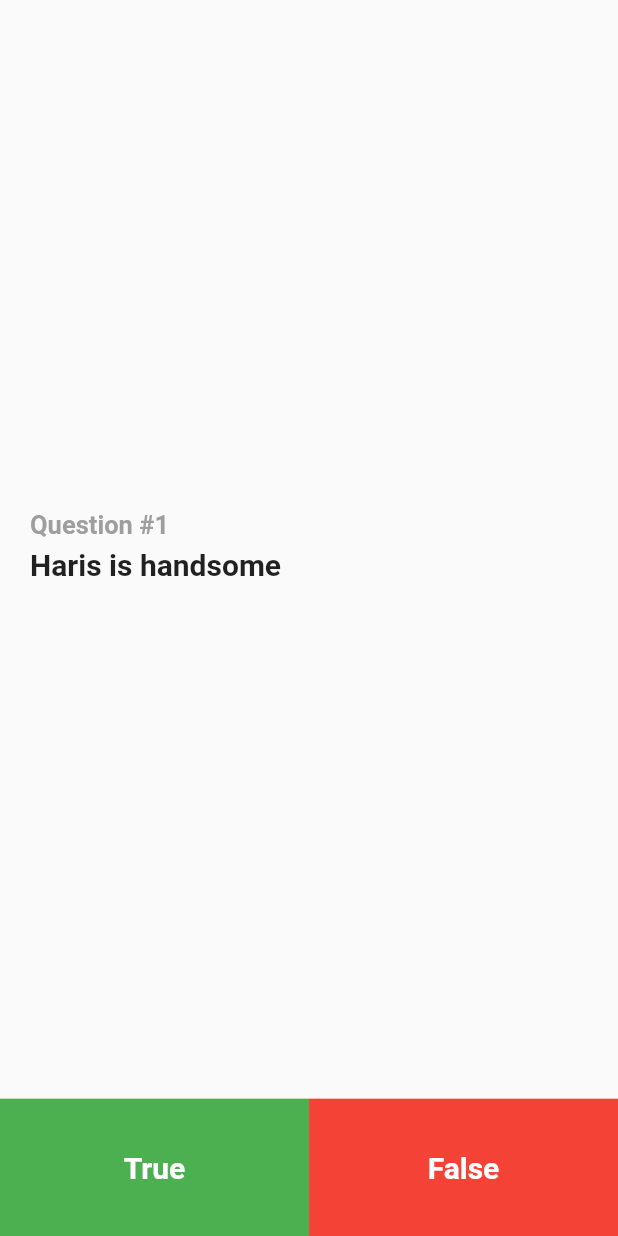
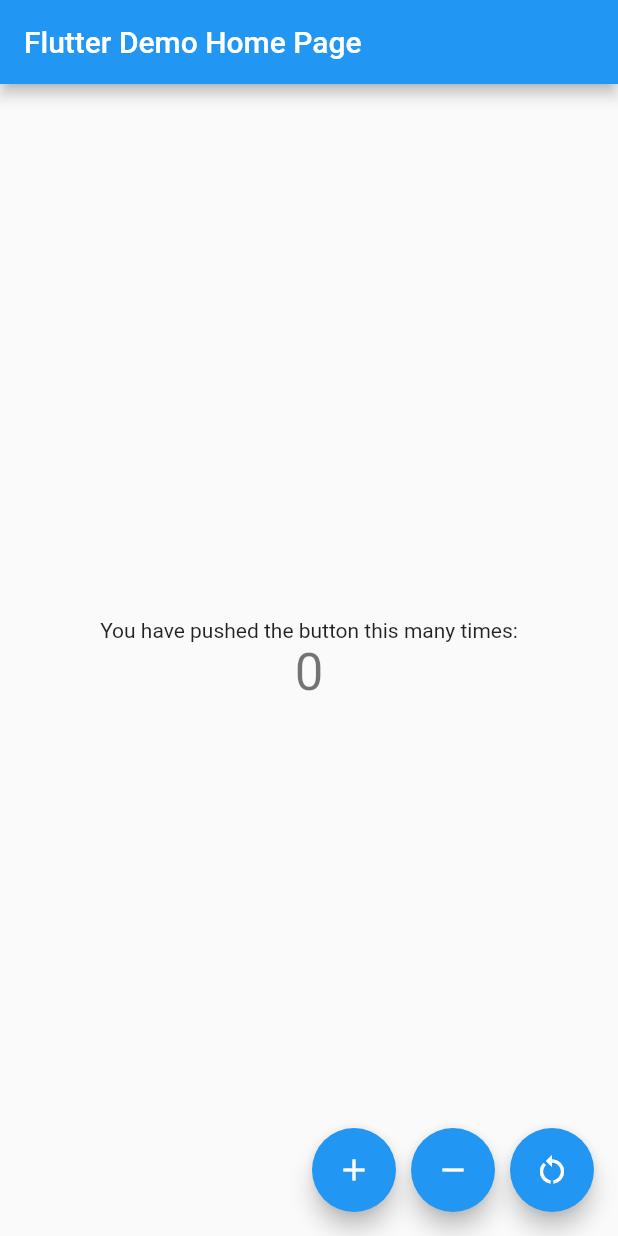
Before and after one commit to happyharis/ntu-flutter-workshop-2021, a Flutter app: the screen it shows after launch, on a phone screen of 412 x 824 dp. Run offline on Flutter 3.47's test engine with Material 2 defaults, Android fonts, the phone set to English and light mode, and no system bars.

Commit message:
Add counter app

```diff
--- a/quiz_app/lib/main.dart
+++ b/quiz_app/lib/main.dart
@@ -8,191 +8,112 @@ class MyApp extends StatelessWidget {
   @override
   Widget build(BuildContext context) {
     return MaterialApp(
-      title: 'Quiz App',
+      title: 'Flutter Demo',
       theme: ThemeData(
-        primarySwatch: Colors.indigo,
+        primarySwatch: Colors.blue,
       ),
-      home: QuizPage(),
+      home: MyHomePage(title: 'Flutter Demo Home Page'),
     );
   }
 }
 
-class QuizPage extends StatefulWidget {
-  const QuizPage({Key? key}) : super(key: key);
+class MyHomePage extends StatefulWidget {
+  MyHomePage({Key? key, required this.title}) : super(key: key);
+
+  final String title;
 
   @override
-  _QuizPageState createState() => _QuizPageState();
+  _MyHomePageState createState() => _MyHomePageState();
 }
 
-class _QuizPageState extends State<QuizPage> {
-  final questions = [
-    Question('Haris is handsome', true, 1),
-    Question('Flutter is easy', false, 2),
-    Question("I'm hungry", true, 3),
-  ];
+class _MyHomePageState extends State<MyHomePage> {
+  int _counter = 0;
 
-  bool haveAnswered = false;
-  bool? chosenAnswer;
-  int currentQuestionIndex = 0;
+  void _incrementCounter() {
+    setState(() {
+      _counter++;
+    });
+  }
+
+  void _decrementCounter() {
+    setState(() {
+      _counter--;
+    });
+  }
+
+  void _resetCounter() {
+    showDialog(
+      context: context,
+      builder: (context) {
+        return AlertDialog(
+          title: Text('Are you sure to reset?'),
+          content: Text('All data reset cannot be restored.'),
+          actions: [
+            TextButton(
+              onPressed: Navigator.of(context).pop,
+              child: Text('Cancel'),
+            ),
+            TextButton(
+              onPressed: () {
+                setState(() => _counter = 0);
+                Navigator.of(context).pop();
+              },
+              child: Text('OK'),
+            ),
+          ],
+        );
+      },
+    );
+  }
 
   @override
   Widget build(BuildContext context) {
-    Question currentQuestion = questions[currentQuestionIndex];
-
     return Scaffold(
-      body: Column(children: <Widget>[
-        QuizBody(question: currentQuestion, chosenAnswer: chosenAnswer),
-        if (haveAnswered)
-          AnswerButton(
-            onTap: () {
-              setState(() {
-                haveAnswered = false;
-                chosenAnswer = null;
-                currentQuestionIndex =
-                    (currentQuestionIndex + 1) % questions.length;
-              });
-            },
-            text: 'Next Question',
-            color: Colors.grey.shade800,
+      appBar: AppBar(
+        title: Text(widget.title),
       ),
-        if (!haveAnswered)
-          Expanded(
-            flex: 1,
-            child: Row(
-              children: [
-                AnswerButton(
-                  onTap: () {
-                    setState(() {
-                      chosenAnswer = true;
-                      haveAnswered = true;
-                    });
-                  },
-                  text: 'True',
-                  color: Colors.green,
+      body: Center(
+        child: Column(
+          mainAxisAlignment: MainAxisAlignment.center,
+          children: <Widget>[
+            Text(
+              'You have pushed the button this many times:',
             ),
-                AnswerButton(
-                  onTap: () {
-                    setState(() {
-                      chosenAnswer = false;
-                      haveAnswered = true;
-                    });
-                  },
-                  text: 'False',
-                  color: Colors.red,
+            AnimatedDefaultTextStyle(
+              child: Text(
+                '$_counter',
+              ),
+              style: Theme.of(context)
+                  .textTheme
+                  .headline4!
+                  .copyWith(fontSize: _counter.isOdd ? 150 : 34),
+              duration: Duration(milliseconds: 500),
             ),
           ],
         ),
       ),
-      ]),
-    );
-  }
-}
-
-class AnswerButton extends StatelessWidget {
-  const AnswerButton({
-    Key? key,
-    required this.onTap,
-    required this.text,
-    required this.color,
-  }) : super(key: key);
-
-  final Function() onTap;
-  final String text;
-  final Color color;
-
-  @override
-  Widget build(BuildContext context) {
-    return Expanded(
-      child: Ink(
-        color: color,
-        child: InkWell(
-          onTap: onTap,
-          child: Center(
-            child: Text(
-              text,
-              style: TextStyle(
-                fontWeight: FontWeight.bold,
-                fontSize: 20,
-                color: Colors.white,
+      floatingActionButton: Row(
+        mainAxisAlignment: MainAxisAlignment.end,
+        children: [
+          FloatingActionButton(
+            onPressed: _incrementCounter,
+            tooltip: 'Increment',
+            child: Icon(Icons.add),
           ),
+          SizedBox(width: 10),
+          FloatingActionButton(
+            onPressed: _decrementCounter,
+            tooltip: 'Decrement',
+            child: Icon(Icons.remove),
           ),
+          SizedBox(width: 10),
+          FloatingActionButton(
+            onPressed: _resetCounter,
+            tooltip: 'Reset',
+            child: Icon(Icons.restart_alt),
           ),
-        ),
+        ],
       ),
     );
   }
 }
-
-class QuizBody extends StatelessWidget {
-  final Question question;
-  const QuizBody({
-    Key? key,
-    required this.question,
-    required this.chosenAnswer,
-  }) : super(key: key);
-
-  final bool? chosenAnswer;
-
-  @override
-  Widget build(BuildContext context) {
-    final isCorrect = chosenAnswer != null && chosenAnswer == question.answer;
-    final isWrong = chosenAnswer != null && chosenAnswer != question.answer;
-    final youChooseText = "You chose $chosenAnswer. ";
-    return Expanded(
-      flex: 8,
-      child: Container(
-        padding: EdgeInsets.only(left: 20),
-        width: MediaQuery.of(context).size.width,
-        child: Column(
-          mainAxisAlignment: MainAxisAlignment.center,
-          crossAxisAlignment: CrossAxisAlignment.start,
-          children: [
-            Text(
-              "Question #${question.id}",
-              style: TextStyle(
-                fontSize: 17,
-                fontWeight: FontWeight.bold,
-                color: Colors.grey,
-              ),
-            ),
-            SizedBox(height: 5),
-            Text(
-              question.text,
-              style: TextStyle(
-                fontSize: 20,
-                fontWeight: FontWeight.bold,
-              ),
-            ),
-            SizedBox(height: 5),
-            if (isCorrect)
-              Text(
-                youChooseText + 'Correct!',
-                style: TextStyle(
-                  fontSize: 17,
-                  fontWeight: FontWeight.bold,
-                  color: Colors.green,
-                ),
-              ),
-            if (isWrong)
-              Text(
-                youChooseText + 'Wrong!',
-                style: TextStyle(
-                  fontSize: 17,
-                  fontWeight: FontWeight.bold,
-                  color: Colors.red,
-                ),
-              ),
-          ],
-        ),
-      ),
-    );
-  }
-}
-
-class Question {
-  final String text;
-  final bool answer;
-  final int id;
-
-  Question(this.text, this.answer, this.id);
-}
```
Lines whose indentation alone changed are shown as unchanged.
